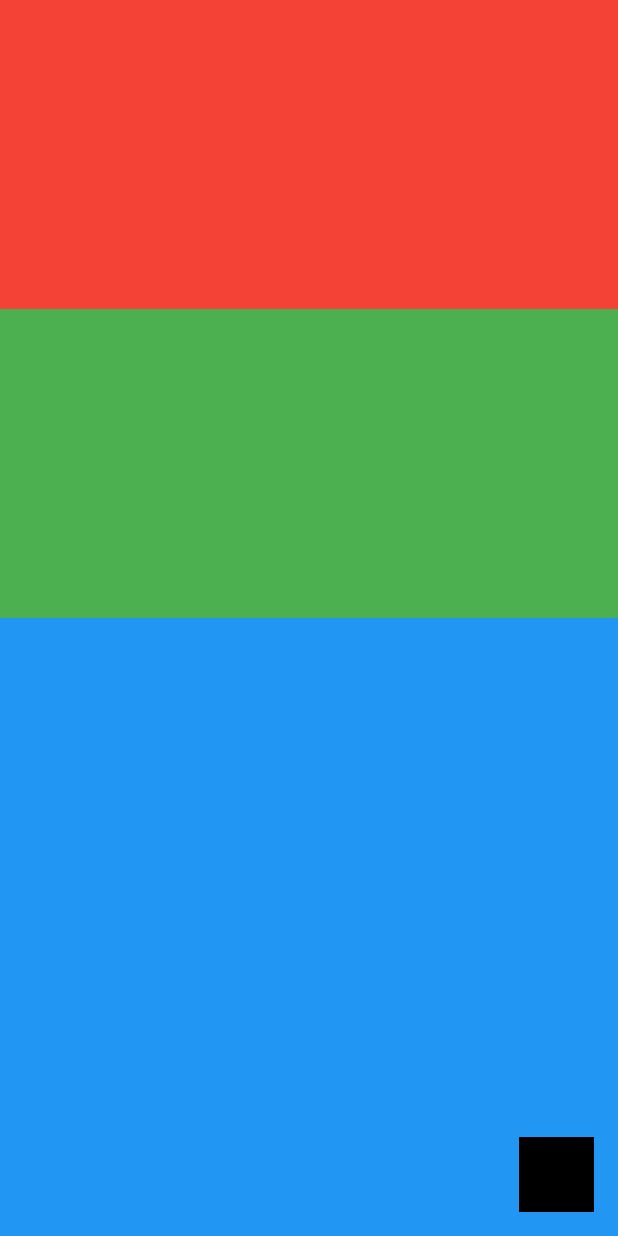
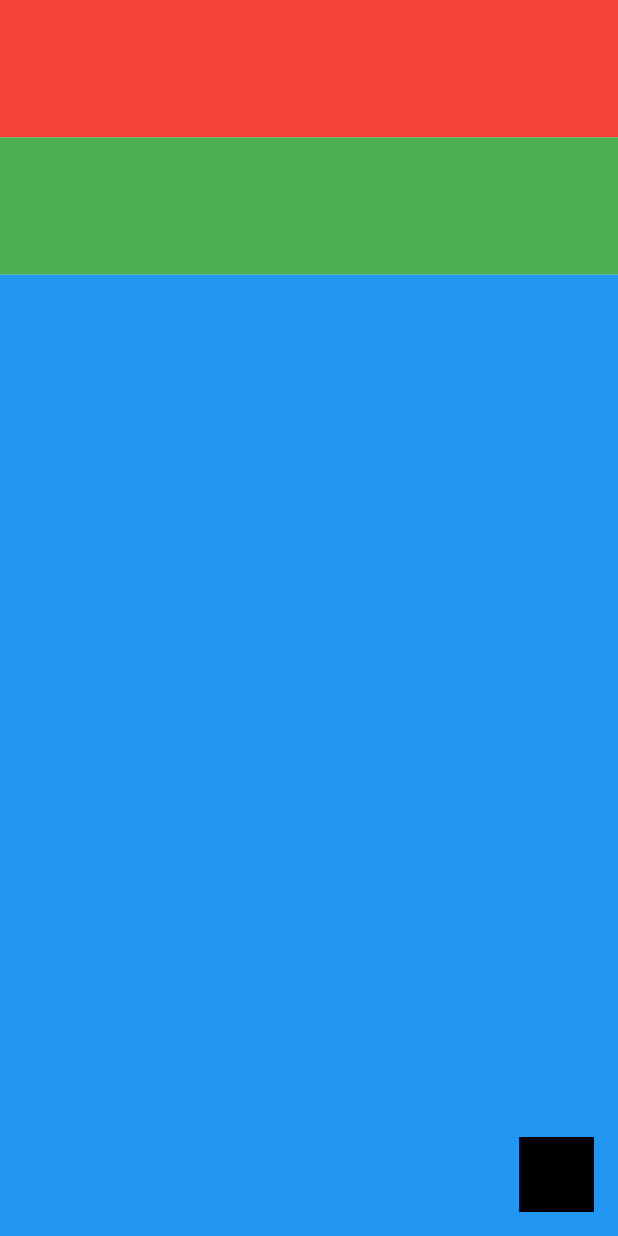
Before and after one commit to tomihq/flutter-todo-app, a Flutter app: the screen it shows after launch, on a phone screen of 412 x 824 dp. Run offline on Flutter 3.47's test engine with Material 2 defaults, Android fonts, the phone set to English and light mode, and no system bars.

Commit message:
fix: flex in Task List View

```diff
--- a/lib/views/task_page.dart
+++ b/lib/views/task_page.dart
@@ -17,7 +17,7 @@ class TaskPage extends StatelessWidget {
           //Task Info View
           Expanded(flex: 1, child: Container(color: Colors.green)),
           //Task List View
-          Expanded(flex: 2, child: Container(color: Colors.blue)),
+          Expanded(flex: 7, child: Container(color: Colors.blue)),
         ]),
       ),
       floatingActionButton:
```
